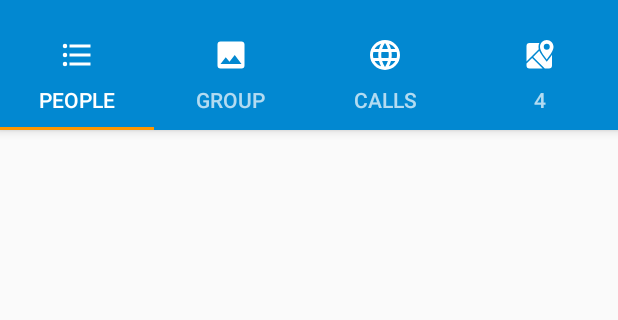
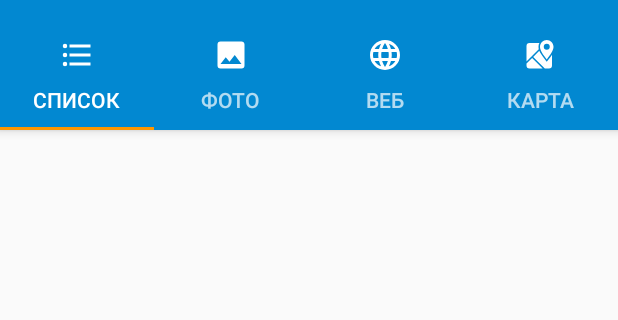
Before and after one commit to goodibunakov/TestForZennex2018, an Android app: the MainActivity screen opened directly, with no data from a screen before it, on a phone screen of 412 x 824 dp, the part 62-382 px from its top. Run offline under Robolectric (Android 15) with nearby library versions, the light colour scheme and no system bars.

Commit message:
переименовал вкладки. вынес названия в строки

```diff
--- a/app/src/main/java/ru/goodibunakov/testforzennex2018/MainActivity.java
+++ b/app/src/main/java/ru/goodibunakov/testforzennex2018/MainActivity.java
@@ -39,10 +39,10 @@ public class MainActivity extends AppCompatActivity {
         final ViewPager viewPager = findViewById(R.id.pager);
 
         TabAdapter adapter = new TabAdapter(getSupportFragmentManager());
-        adapter.addFragment(new OneFragment(), "People");
-        adapter.addFragment(new TwoFragment(), "Group");
-        adapter.addFragment(new ThreeFragment(), "Calls");
-        adapter.addFragment(new FourFragment(), "4");
+        adapter.addFragment(new OneFragment(), getResources().getString(R.string.tab_title1));
+        adapter.addFragment(new TwoFragment(), getResources().getString(R.string.tab_title2));
+        adapter.addFragment(new ThreeFragment(), getResources().getString(R.string.tab_title3));
+        adapter.addFragment(new FourFragment(), getResources().getString(R.string.tab_title4));
         viewPager.setAdapter(adapter);
 
         tabLayout.setupWithViewPager(viewPager);
--- a/app/src/main/res/values/strings.xml
+++ b/app/src/main/res/values/strings.xml
@@ -5,4 +5,8 @@
     <string name="tab1">первая таба</string>
     <string name="tab2">вторая таба</string>
     <string name="tab3">третья таба</string>
+    <string name="tab_title1">Список</string>
+    <string name="tab_title2">Фото</string>
+    <string name="tab_title3">Веб</string>
+    <string name="tab_title4">Карта</string>
 </resources>
```
